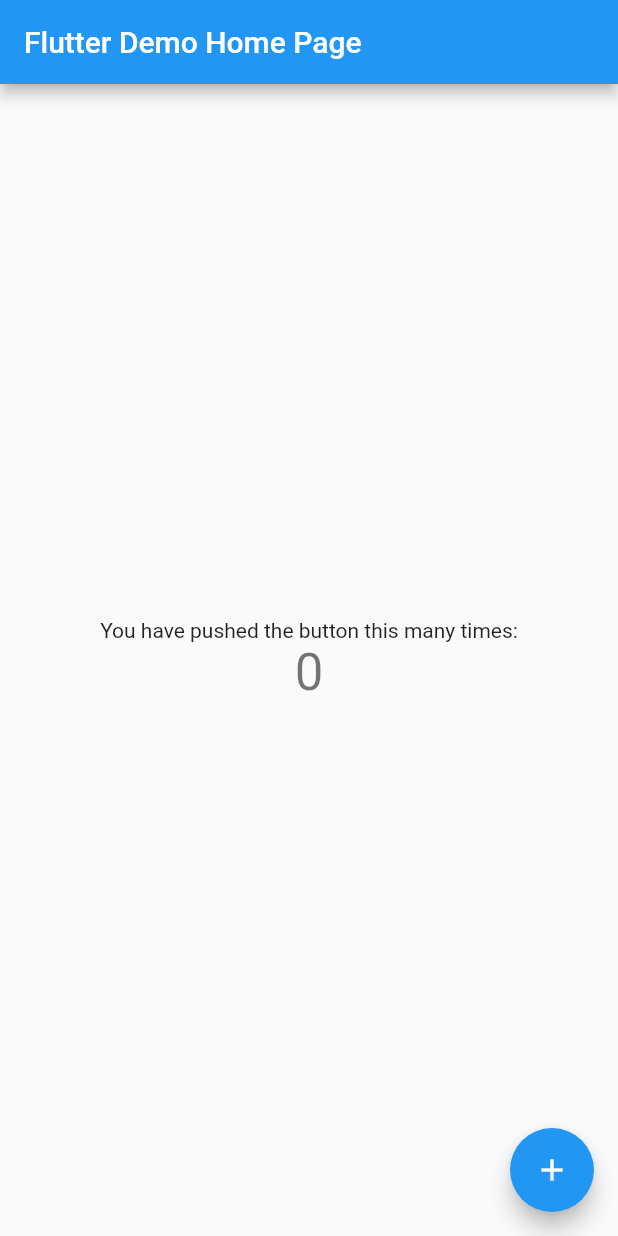
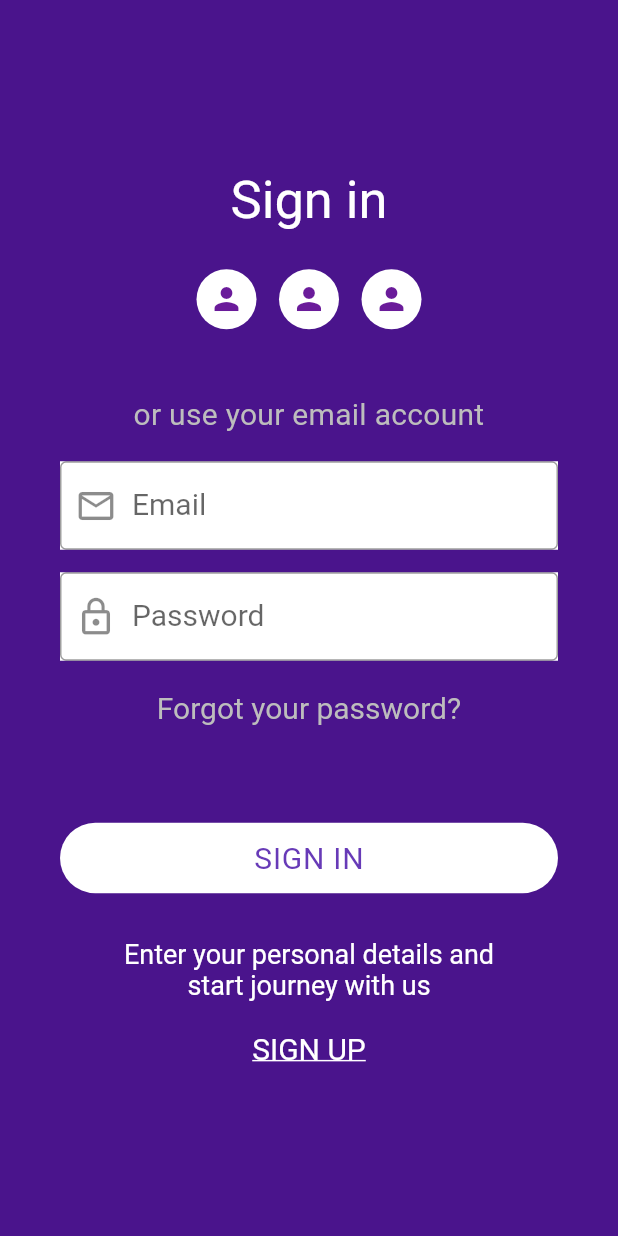
Before and after one commit to guiqmaia/exercicio_figma, a Flutter app: the screen it shows after launch, on a phone screen of 412 x 824 dp. Run offline on Flutter 3.47's test engine with Material 2 defaults, Android fonts, the phone set to English and light mode, and no system bars.

Commit message:
replying figma

```diff
--- a/lib/main.dart
+++ b/lib/main.dart
@@ -1,3 +1,4 @@
+import 'package:exercicio_figma/pages/login_page.dart';
 import 'package:flutter/material.dart';
 
 void main() {
@@ -7,109 +8,15 @@
 class MyApp extends StatelessWidget {
   const MyApp({Key? key}) : super(key: key);
 
-  // This widget is the root of your application.
   @override
   Widget build(BuildContext context) {
     return MaterialApp(
       title: 'Flutter Demo',
       theme: ThemeData(
-        // This is the theme of your application.
-        //
-        // Try running your application with "flutter run". You'll see the
-        // application has a blue toolbar. Then, without quitting the app, try
-        // changing the primarySwatch below to Colors.green and then invoke
-        // "hot reload" (press "r" in the console where you ran "flutter run",
-        // or simply save your changes to "hot reload" in a Flutter IDE).
-        // Notice that the counter didn't reset back to zero; the application
-        // is not restarted.
         primarySwatch: Colors.blue,
       ),
-      home: const MyHomePage(title: 'Flutter Demo Home Page'),
+      home: LoginPage(),
+      debugShowCheckedModeBanner: false,
     );
   }
 }
-
-class MyHomePage extends StatefulWidget {
-  const MyHomePage({Key? key, required this.title}) : super(key: key);
-
-  // This widget is the home page of your application. It is stateful, meaning
-  // that it has a State object (defined below) that contains fields that affect
-  // how it looks.
-
-  // This class is the configuration for the state. It holds the values (in this
-  // case the title) provided by the parent (in this case the App widget) and
-  // used by the build method of the State. Fields in a Widget subclass are
-  // always marked "final".
-
-  final String title;
-
-  @override
-  State<MyHomePage> createState() => _MyHomePageState();
-}
-
-class _MyHomePageState extends State<MyHomePage> {
-  int _counter = 0;
-
-  void _incrementCounter() {
-    setState(() {
-      // This call to setState tells the Flutter framework that something has
-      // changed in this State, which causes it to rerun the build method below
-      // so that the display can reflect the updated values. If we changed
-      // _counter without calling setState(), then the build method would not be
-      // called again, and so nothing would appear to happen.
-      _counter++;
-    });
-  }
-
-  @override
-  Widget build(BuildContext context) {
-    // This method is rerun every time setState is called, for instance as done
-    // by the _incrementCounter method above.
-    //
-    // The Flutter framework has been optimized to make rerunning build methods
-    // fast, so that you can just rebuild anything that needs updating rather
-    // than having to individually change instances of widgets.
-    return Scaffold(
-      appBar: AppBar(
-        // Here we take the value from the MyHomePage object that was created by
-        // the App.build method, and use it to set our appbar title.
-        title: Text(widget.title),
-      ),
-      body: Center(
-        // Center is a layout widget. It takes a single child and positions it
-        // in the middle of the parent.
-        child: Column(
-          // Column is also a layout widget. It takes a list of children and
-          // arranges them vertically. By default, it sizes itself to fit its
-          // children horizontally, and tries to be as tall as its parent.
-          //
-          // Invoke "debug painting" (press "p" in the console, choose the
-          // "Toggle Debug Paint" action from the Flutter Inspector in Android
-          // Studio, or the "Toggle Debug Paint" command in Visual Studio Code)
-          // to see the wireframe for each widget.
-          //
-          // Column has various properties to control how it sizes itself and
-          // how it positions its children. Here we use mainAxisAlignment to
-          // center the children vertically; the main axis here is the vertical
-          // axis because Columns are vertical (the cross axis would be
-          // horizontal).
-          mainAxisAlignment: MainAxisAlignment.center,
-          children: <Widget>[
-            const Text(
-              'You have pushed the button this many times:',
-            ),
-            Text(
-              '$_counter',
-              style: Theme.of(context).textTheme.headline4,
-            ),
-          ],
-        ),
-      ),
-      floatingActionButton: FloatingActionButton(
-        onPressed: _incrementCounter,
-        tooltip: 'Increment',
-        child: const Icon(Icons.add),
-      ), // This trailing comma makes auto-formatting nicer for build methods.
-    );
-  }
-}
--- /dev/null
+++ b/lib/pages/login_page.dart
@@ -0,0 +1,176 @@
+import 'package:exercicio_figma/pages/sign_up_page.dart';
+import 'package:flutter/material.dart';
+
+class LoginPage extends StatelessWidget {
+  LoginPage({Key? key}) : super(key: key);
+
+  final _formKey = GlobalKey<FormState>();
+
+  @override
+  Widget build(BuildContext context) {
+    return SafeArea(
+      child: Scaffold(
+        backgroundColor: Colors.purple.shade900,
+        body: Padding(
+          padding: const EdgeInsets.symmetric(horizontal: 40),
+          child: Form(
+            key: _formKey,
+            child: Column(
+              mainAxisAlignment: MainAxisAlignment.center,
+              crossAxisAlignment: CrossAxisAlignment.stretch,
+              children: [
+                const Text(
+                  'Sign in',
+                  textAlign: TextAlign.center,
+                  style: TextStyle(
+                    color: Colors.white,
+                    fontSize: 35,
+                  ),
+                ),
+                const SizedBox(height: 25),
+                Row(
+                  mainAxisAlignment: MainAxisAlignment.center,
+                  children: [
+                    InkWell(
+                      onTap: () {},
+                      child: CircleAvatar(
+                        backgroundColor: Colors.white,
+                        child: Icon(
+                          Icons.person,
+                          color: Colors.purple.shade800,
+                        ),
+                      ),
+                    ),
+                    const SizedBox(width: 15),
+                    CircleAvatar(
+                      backgroundColor: Colors.white,
+                      child: Icon(
+                        Icons.person,
+                        color: Colors.purple.shade800,
+                      ),
+                    ),
+                    const SizedBox(width: 15),
+                    CircleAvatar(
+                      backgroundColor: Colors.white,
+                      child: Icon(
+                        Icons.person,
+                        color: Colors.purple.shade800,
+                      ),
+                    ),
+                  ],
+                ),
+                const SizedBox(height: 45),
+                Text(
+                  'or use your email account',
+                  textAlign: TextAlign.center,
+                  style: TextStyle(
+                    color: Colors.grey.shade400,
+                    fontSize: 20,
+                    letterSpacing: 0.2,
+                  ),
+                ),
+                const SizedBox(height: 20),
+                ColoredBox(
+                  color: Colors.white,
+                  child: TextFormField(
+                    decoration: const InputDecoration(
+                      border: OutlineInputBorder(),
+                      prefixIcon: Icon(
+                        Icons.mail_outline,
+                        size: 28,
+                      ),
+                      labelText: 'Email',
+                      labelStyle: TextStyle(
+                        fontSize: 20,
+                      ),
+                    ),
+                  ),
+                ),
+                const SizedBox(height: 15),
+                ColoredBox(
+                  color: Colors.white,
+                  child: TextFormField(
+                    decoration: const InputDecoration(
+                      border: OutlineInputBorder(),
+                      prefixIcon: Icon(
+                        Icons.lock_outline,
+                        size: 28,
+                      ),
+                      labelText: 'Password',
+                      labelStyle: TextStyle(
+                        fontSize: 20,
+                      ),
+                    ),
+                  ),
+                ),
+                const SizedBox(height: 20),
+                Text(
+                  'Forgot your password?',
+                  textAlign: TextAlign.center,
+                  style: TextStyle(
+                    color: Colors.grey.shade400,
+                    fontSize: 20,
+                  ),
+                ),
+                const SizedBox(height: 65),
+                InkWell(
+                  onTap: () {},
+                  child: Container(
+                    padding: const EdgeInsets.symmetric(
+                      vertical: 12,
+                    ),
+                    decoration: BoxDecoration(
+                      borderRadius: BorderRadius.circular(25),
+                      color: Colors.white,
+                    ),
+                    child: const Center(
+                      child: Text(
+                        'SIGN IN',
+                        style: TextStyle(
+                          color: Colors.deepPurple,
+                          fontSize: 20,
+                          letterSpacing: 0.5,
+                        ),
+                      ),
+                    ),
+                  ),
+                ),
+                const SizedBox(height: 30),
+                const Padding(
+                  padding: EdgeInsets.symmetric(horizontal: 25),
+                  child: Text(
+                    'Enter your personal details and start journey with us',
+                    style: TextStyle(
+                      fontSize: 18,
+                      color: Colors.white,
+                    ),
+                    textAlign: TextAlign.center,
+                  ),
+                ),
+                const SizedBox(height: 20),
+                InkWell(
+                  onTap: () {
+                    Navigator.of(context).push(
+                      MaterialPageRoute(
+                        builder: ((context) => SignUpPage()),
+                      ),
+                    );
+                  },
+                  child: const Text(
+                    'SIGN UP',
+                    style: TextStyle(
+                      color: Colors.white,
+                      fontSize: 20,
+                      decoration: TextDecoration.underline,
+                    ),
+                    textAlign: TextAlign.center,
+                  ),
+                )
+              ],
+            ),
+          ),
+        ),
+      ),
+    );
+  }
+}
```
Also changed, not shown: lib/pages/confirm_register_page.dart (added, +69 -0 lines), lib/pages/sign_up_page.dart (added, +201 -0 lines).
